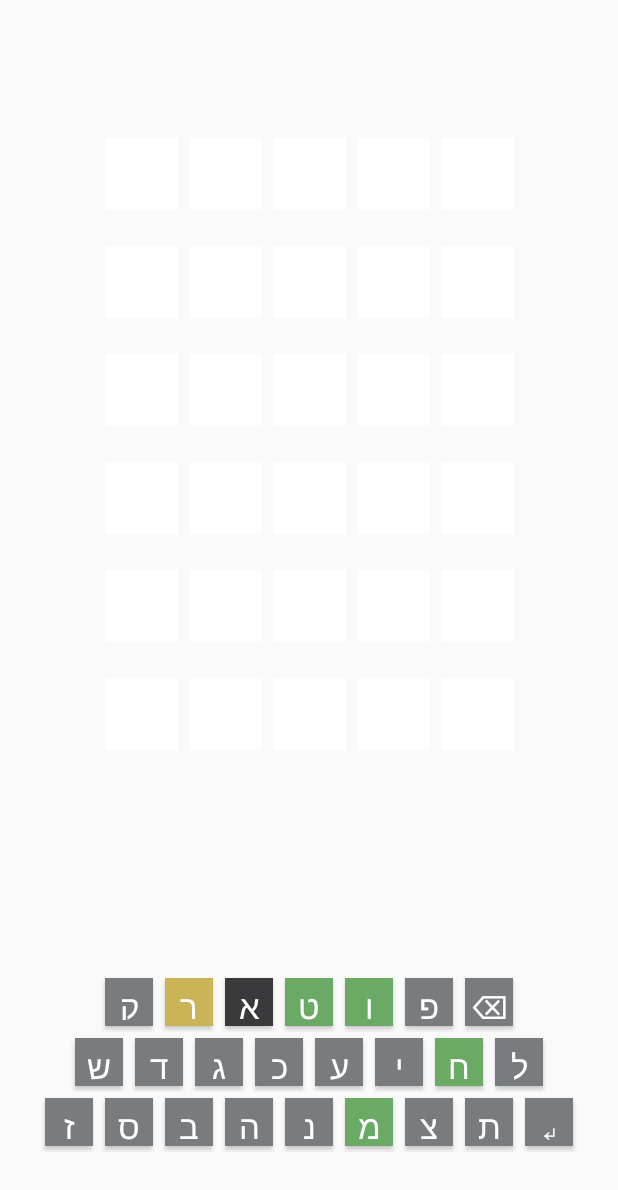
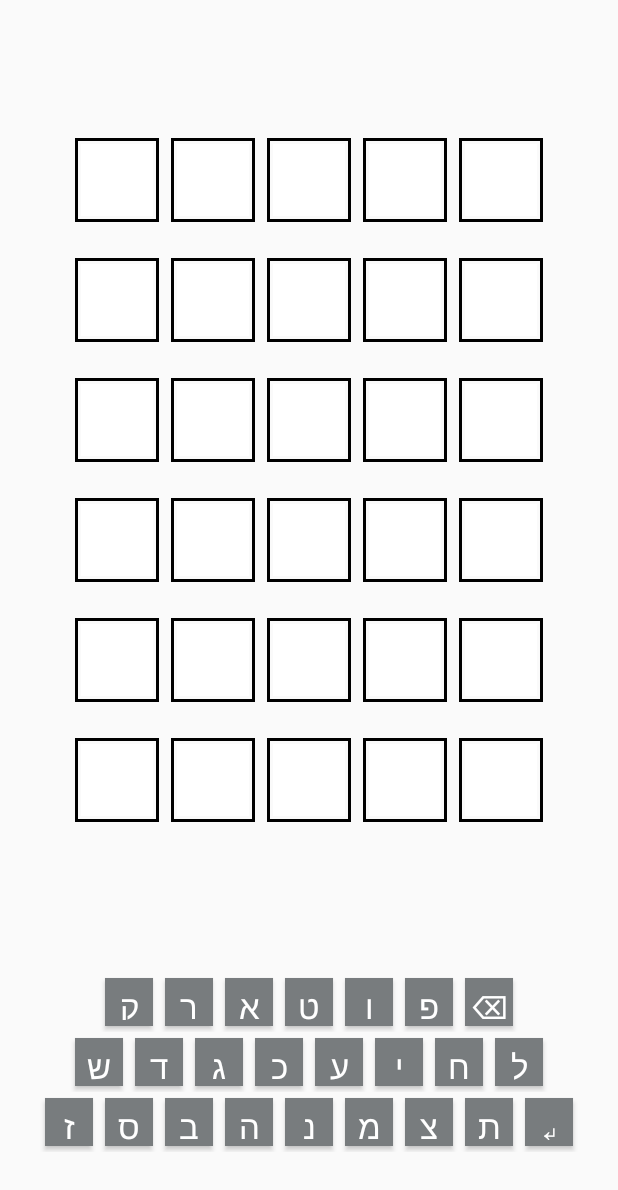
Before and after one commit to talhinski/wordleApp, an Android app: the screen it shows after launch (MainActivity), on a phone screen of 412 x 824 dp. Shown: the top 1190 px of the screen. Run offline under Robolectric (Android 15) with nearby library versions, the phone set to English and light mode, and no system bars; our stand-ins replace data binding.

Commit message:
Refactor Wordle game components; add cell border drawable, enhance CharResult background color logic, and update keyboard fragment to reflect used letters

```diff
--- a/app/src/main/java/com/hinski/wordelapplication/view/KeyboardFragment.java
+++ b/app/src/main/java/com/hinski/wordelapplication/view/KeyboardFragment.java
@@ -14,6 +14,10 @@ import androidx.lifecycle.ViewModelProvider;
 import com.hinski.wordelapplication.databinding.FragmentKeyboardBinding;
 import com.hinski.wordelapplication.viewmodel.GameViewModel;
 
+import java.util.ArrayList;
+import java.util.List;
+import java.util.Map;
+
 public class KeyboardFragment extends Fragment {
 
     private FragmentKeyboardBinding binding;
@@ -25,7 +29,7 @@ public class KeyboardFragment extends Fragment {
         viewModel = new ViewModelProvider(requireActivity()).get(GameViewModel.class);
         binding.setViewModel(viewModel);
         binding.setLifecycleOwner(this);
-
+        observeUsedLetters();
         return binding.getRoot();
     }
 
@@ -36,28 +40,51 @@ public class KeyboardFragment extends Fragment {
     }
 
     private void setupKeyboardListeners(@NonNull View view) {
-        ViewGroup rootLayout = (ViewGroup) view;
-        setButtonListenersRecursively(rootLayout);
+        for (Button button : getAllButtons((ViewGroup) view)) {
+            button.setOnClickListener(v -> {
+                String buttonTag = button.getTag() != null ? button.getTag().toString() : "";
+                String buttonText = button.getText().toString();
+                if (buttonTag.equals("Enter")) {
+                    viewModel.submitCurrentGuess();
+                } else if (buttonTag.equals("Delete")) {
+                    viewModel.deleteChar();
+                } else if (buttonText.length() == 1) {
+                    viewModel.enterChar(buttonText.charAt(0));
+                }
+            });
+        }
     }
 
-    private void setButtonListenersRecursively(ViewGroup parent) {
+    private void observeUsedLetters() {
+        viewModel.getUsedLetters().observe(getViewLifecycleOwner(), this::updateButtonBackgrounds);
+    }
+
+    private void updateButtonBackgrounds(Map<Character, Integer> usedLetters) {
+        for (Button button : getAllButtons((ViewGroup) getView())) {
+            String buttonText = button.getText().toString();
+            if (buttonText.length() == 1) {
+                char letter = buttonText.charAt(0);
+                if (usedLetters.containsKey(letter)) {
+                    Integer color = usedLetters.get(letter);
+                    button.setBackgroundColor(color);
+                }
+            }
+        }
+    }
+
+    private Iterable<Button> getAllButtons(ViewGroup parent) {
+        List<Button> buttons = new ArrayList<>();
+        getAllButtonsRecursively(parent, buttons);
+        return buttons;
+    }
+
+    private void getAllButtonsRecursively(ViewGroup parent, List<Button> buttons) {
         for (int i = 0; i < parent.getChildCount(); i++) {
             View child = parent.getChildAt(i);
             if (child instanceof Button) {
-                Button button = (Button) child;
-                button.setOnClickListener(v -> {
-                    String buttonTag = button.getTag() != null ? button.getTag().toString() : "";
-                    String buttonText = button.getText().toString();
-                    if (buttonTag.equals("Enter")) {
-                        viewModel.submitCurrentGuess();
-                    } else if (buttonTag.equals("Delete")) {
-                        viewModel.deleteChar();
-                    } else if (buttonText.length() == 1) {
-                        viewModel.enterChar(buttonText.charAt(0));
-                    }
-                });
+                buttons.add((Button) child);
             } else if (child instanceof ViewGroup) {
-                setButtonListenersRecursively((ViewGroup) child);
+                getAllButtonsRecursively((ViewGroup) child, buttons);
             }
         }
     }
--- a/app/src/main/java/com/hinski/wordelapplication/viewmodel/GameViewModel.java
+++ b/app/src/main/java/com/hinski/wordelapplication/viewmodel/GameViewModel.java
@@ -4,17 +4,23 @@ import android.app.Application;
 
 import androidx.annotation.NonNull;
 import androidx.lifecycle.AndroidViewModel;
+import androidx.lifecycle.LiveData;
 import androidx.lifecycle.MutableLiveData;
 
 import com.hinski.wordelapplication.logic.WordleLogic;
 import com.hinski.wordelapplication.model.Guess;
+import com.hinski.wordelapplication.model.LetterResult;
+import com.hinski.wordelapplication.util.BackgroundColorCalculator;
 
+import java.util.HashMap;
 import java.util.List;
+import java.util.Map;
 
 public class GameViewModel extends AndroidViewModel {
 
     private final WordleLogic logic;
     public MutableLiveData<List<Guess>> attempts = new MutableLiveData<>();
+    private final MutableLiveData<Map<Character, Integer>> usedLetters = new MutableLiveData<>(new HashMap<>());
 
     public GameViewModel(@NonNull Application application) {
         super(application);
@@ -38,13 +44,19 @@ public class GameViewModel extends AndroidViewModel {
         attempts.setValue(guesses);
     }
 
+    public LiveData<Map<Character, Integer>> getUsedLetters() {
+        return usedLetters;
+    }
+
     public void submitCurrentGuess() {
-        if(logic.canSubmitCurrentGuess())
+        if (logic.canSubmitCurrentGuess()) {
             logic.submitCurrentGuess();
+            updateUsedLetters();
+        }
     }
 
     public void deleteChar() {
-        if(logic.canDeleteCharFromCurrentGuess())
+        if (logic.canDeleteCharFromCurrentGuess())
             logic.deleteCharFromCurrentGuess();
     }
 
@@ -52,4 +64,14 @@ public class GameViewModel extends AndroidViewModel {
         if (logic.canAddCharToCurrentGuess())
             logic.addCharToCurrentGuess(c);
     }
+
+    private void updateUsedLetters() {
+        // Logic to update the usedLetters map with the appropriate colors
+        Map<Character, Integer> colors = usedLetters.getValue();
+        logic.getUsedLetters().forEach((letter, result) -> {
+            Integer color = BackgroundColorCalculator.calculateBackgroundColor(result);
+            colors.put(letter, color);
+        });
+        usedLetters.postValue(colors);
+    }
 }
--- /dev/null
+++ b/app/src/main/res/drawable/cell_border.xml
@@ -0,0 +1,7 @@
+<?xml version="1.0" encoding="utf-8"?>
+<shape xmlns:android="http://schemas.android.com/apk/res/android">
+    <solid android:color="@android:color/transparent" />
+    <stroke
+        android:width="2dp"
+        android:color="@android:color/black" />
+</shape>
--- a/app/src/main/res/layout/component_cell.xml
+++ b/app/src/main/res/layout/component_cell.xml
@@ -3,20 +3,28 @@
     xmlns:tools="http://schemas.android.com/tools">
 
     <data>
+
         <variable
             name="cell"
             type="com.hinski.wordelapplication.model.CharResult" />
     </data>
 
+    <FrameLayout
+        android:layout_width="wrap_content"
+        android:layout_height="wrap_content"
+        android:layout_margin="4dp"
+        android:background="@drawable/cell_border"
+        android:padding="4dp">
 
         <TextView
-        android:layout_margin="4dp"
             android:layout_width="48dp"
             android:layout_height="48dp"
+
             android:background="@{cell.backgroundColor}"
             android:gravity="center"
             android:text="@{cell.letter.toString()}"
             android:textSize="20sp"
             android:textStyle="bold"
             tools:text="A" />
+    </FrameLayout>
 </layout>
--- a/app/src/main/res/layout/fragment_keyboard.xml
+++ b/app/src/main/res/layout/fragment_keyboard.xml
@@ -11,17 +11,18 @@
     <LinearLayout
         android:layout_width="match_parent"
         android:layout_height="wrap_content"
+        android:layout_marginBottom="32dp"
         android:gravity="center"
         android:orientation="vertical"
-        android:padding="8dp"
-        android:layout_marginBottom="32dp">
+        android:padding="8dp">
 
         <!-- First Row -->
         <LinearLayout
             android:layout_width="wrap_content"
             android:layout_height="wrap_content"
-            android:orientation="horizontal"
-            android:layoutDirection="rtl">
+            android:layoutDirection="rtl"
+            android:orientation="horizontal">
+
             <Button
                 style="@style/KeyboardButton"
                 android:tag="Delete"
@@ -33,22 +34,18 @@
 
             <Button
                 style="@style/KeyboardButton"
-                android:background="@color/correct"
                 android:text="ו" />
 
             <Button
                 style="@style/KeyboardButton"
-                android:background="@color/correct"
                 android:text="ט" />
 
             <Button
                 style="@style/KeyboardButton"
-                android:background="@color/incorrect"
                 android:text="א" />
 
             <Button
                 style="@style/KeyboardButton"
-                android:background="@color/misplaced"
                 android:text="ר" />
 
             <Button
@@ -61,8 +58,8 @@
         <LinearLayout
             android:layout_width="wrap_content"
             android:layout_height="wrap_content"
-            android:orientation="horizontal"
-            android:layoutDirection="rtl">
+            android:layoutDirection="rtl"
+            android:orientation="horizontal">
 
             <Button
                 style="@style/KeyboardButton"
@@ -70,7 +67,6 @@
 
             <Button
                 style="@style/KeyboardButton"
-                android:background="@color/correct"
                 android:text="ח" />
 
             <Button
@@ -102,9 +98,8 @@
         <LinearLayout
             android:layout_width="wrap_content"
             android:layout_height="wrap_content"
-            android:orientation="horizontal"
             android:layoutDirection="rtl"
-            >
+            android:orientation="horizontal">
 
             <Button
                 style="@style/KeyboardButton"
@@ -121,7 +116,6 @@
 
             <Button
                 style="@style/KeyboardButton"
-                android:background="@color/correct"
                 android:text="מ" />
 
             <Button
```
Also changed, not shown: app/src/main/java/com/hinski/wordelapplication/logic/WordleLogic.java (+24 -0 lines), app/src/main/java/com/hinski/wordelapplication/model/CharResult.java (+4 -14 lines). Lines whose indentation alone changed are shown as unchanged.
